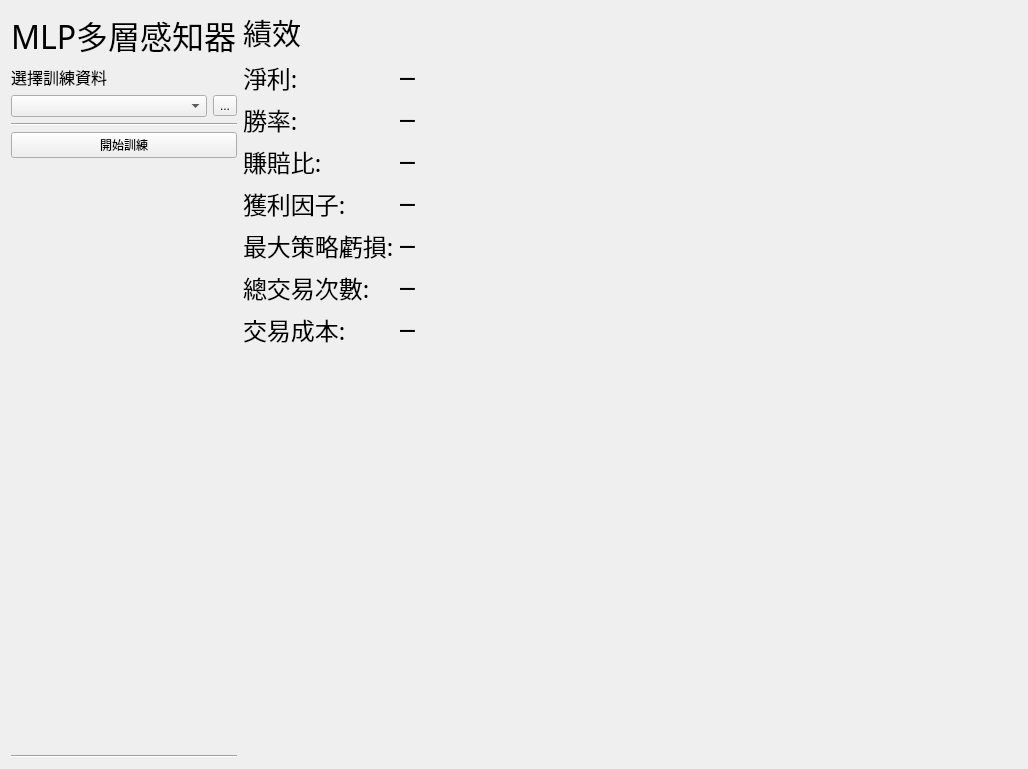
Above: MLP_UI.ui from allen93075/Winner before the change. Below: the same form after it.
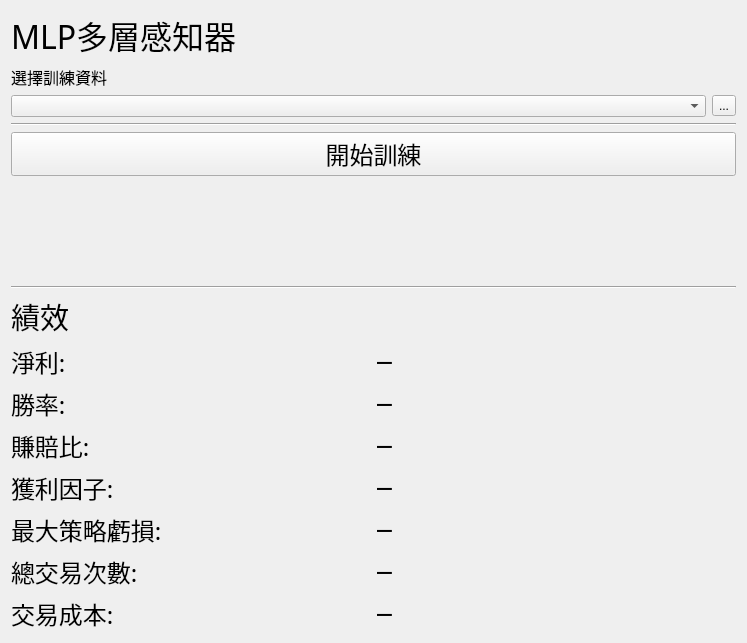
That is the form after the change.

```diff
--- a/MLP_UI.ui
+++ b/MLP_UI.ui
@@ -6,15 +6,15 @@
    <rect>
     <x>0</x>
     <y>0</y>
-    <width>1028</width>
-    <height>769</height>
+    <width>747</width>
+    <height>643</height>
    </rect>
   </property>
   <property name="windowTitle">
    <string>Form</string>
   </property>
-  <layout class="QHBoxLayout" name="horizontalLayout_14">
-   <item>
+  <layout class="QGridLayout" name="gridLayout">
+   <item row="0" column="0">
     <layout class="QHBoxLayout" name="horizontalLayout_13">
      <item>
       <layout class="QVBoxLayout" name="verticalLayout">
@@ -69,6 +69,18 @@
         <layout class="QVBoxLayout" name="verticalLayout_3">
          <item>
           <widget class="QPushButton" name="startTrainBtn">
+           <property name="sizePolicy">
+            <sizepolicy hsizetype="Preferred" vsizetype="Fixed">
+             <horstretch>0</horstretch>
+             <verstretch>0</verstretch>
+            </sizepolicy>
+           </property>
+           <property name="font">
+            <font>
+             <family>微軟正黑體</family>
+             <pointsize>18</pointsize>
+            </font>
+           </property>
            <property name="text">
             <string>開始訓練</string>
            </property>
@@ -97,13 +109,6 @@
         </widget>
        </item>
        <item>
-        <layout class="QHBoxLayout" name="horizontalLayout_12"/>
-       </item>
-      </layout>
-     </item>
-     <item>
-      <layout class="QVBoxLayout" name="verticalLayout_4">
-       <item>
         <widget class="QLabel" name="label_4">
          <property name="font">
           <font>
@@ -117,8 +122,10 @@
         </widget>
        </item>
        <item>
-        <layout class="QFormLayout" name="formLayout">
-         <item row="0" column="0">
+        <layout class="QHBoxLayout" name="horizontalLayout">
+         <item>
+          <layout class="QVBoxLayout" name="verticalLayout_2">
+           <item>
           <widget class="QLabel" name="profitCol">
            <property name="font">
             <font>
@@ -134,23 +141,7 @@
            </property>
           </widget>
          </item>
-         <item row="0" column="1">
-          <widget class="QLabel" name="profitOut">
-           <property name="font">
-            <font>
-             <family>Agency FB</family>
-             <pointsize>18</pointsize>
-            </font>
-           </property>
-           <property name="text">
-            <string>─</string>
-           </property>
-           <property name="alignment">
-            <set>Qt::AlignLeading|Qt::AlignLeft|Qt::AlignVCenter</set>
-           </property>
-          </widget>
-         </item>
-         <item row="1" column="0">
+           <item>
           <widget class="QLabel" name="winrateCol">
            <property name="font">
             <font>
@@ -166,23 +157,7 @@
            </property>
           </widget>
          </item>
-         <item row="1" column="1">
-          <widget class="QLabel" name="winRateOut">
-           <property name="font">
-            <font>
-             <family>Agency FB</family>
-             <pointsize>18</pointsize>
-            </font>
-           </property>
-           <property name="text">
-            <string>─</string>
-           </property>
-           <property name="alignment">
-            <set>Qt::AlignLeading|Qt::AlignLeft|Qt::AlignVCenter</set>
-           </property>
-          </widget>
-         </item>
-         <item row="2" column="0">
+           <item>
           <widget class="QLabel" name="winLossCol">
            <property name="font">
             <font>
@@ -198,23 +173,7 @@
            </property>
           </widget>
          </item>
-         <item row="2" column="1">
-          <widget class="QLabel" name="winLossOut">
-           <property name="font">
-            <font>
-             <family>Agency FB</family>
-             <pointsize>18</pointsize>
-            </font>
-           </property>
-           <property name="text">
-            <string>─</string>
-           </property>
-           <property name="alignment">
-            <set>Qt::AlignLeading|Qt::AlignLeft|Qt::AlignVCenter</set>
-           </property>
-          </widget>
-         </item>
-         <item row="3" column="0">
+           <item>
           <widget class="QLabel" name="profitFactorCol">
            <property name="font">
             <font>
@@ -230,23 +189,7 @@
            </property>
           </widget>
          </item>
-         <item row="3" column="1">
-          <widget class="QLabel" name="profitFactorOut">
-           <property name="font">
-            <font>
-             <family>Agency FB</family>
-             <pointsize>18</pointsize>
-            </font>
-           </property>
-           <property name="text">
-            <string>─</string>
-           </property>
-           <property name="alignment">
-            <set>Qt::AlignLeading|Qt::AlignLeft|Qt::AlignVCenter</set>
-           </property>
-          </widget>
-         </item>
-         <item row="4" column="0">
+           <item>
           <widget class="QLabel" name="mddCol">
            <property name="font">
             <font>
@@ -262,23 +205,7 @@
            </property>
           </widget>
          </item>
-         <item row="4" column="1">
-          <widget class="QLabel" name="mddOut">
-           <property name="font">
-            <font>
-             <family>Agency FB</family>
-             <pointsize>18</pointsize>
-            </font>
-           </property>
-           <property name="text">
-            <string>─</string>
-           </property>
-           <property name="alignment">
-            <set>Qt::AlignLeading|Qt::AlignLeft|Qt::AlignVCenter</set>
-           </property>
-          </widget>
-         </item>
-         <item row="5" column="0">
+           <item>
           <widget class="QLabel" name="sharpeCol">
            <property name="font">
             <font>
@@ -294,23 +221,7 @@
            </property>
           </widget>
          </item>
-         <item row="5" column="1">
-          <widget class="QLabel" name="tradeCuntOut">
-           <property name="font">
-            <font>
-             <family>Agency FB</family>
-             <pointsize>18</pointsize>
-            </font>
-           </property>
-           <property name="text">
-            <string>─</string>
-           </property>
-           <property name="alignment">
-            <set>Qt::AlignLeading|Qt::AlignLeft|Qt::AlignVCenter</set>
-           </property>
-          </widget>
-         </item>
-         <item row="6" column="0">
+           <item>
           <widget class="QLabel" name="costCol">
            <property name="font">
             <font>
@@ -326,7 +237,107 @@
            </property>
           </widget>
          </item>
-         <item row="6" column="1">
+          </layout>
+         </item>
+         <item>
+          <layout class="QVBoxLayout" name="verticalLayout_5">
+           <item>
+            <widget class="QLabel" name="profitOut">
+             <property name="font">
+              <font>
+               <family>Agency FB</family>
+               <pointsize>18</pointsize>
+              </font>
+             </property>
+             <property name="text">
+              <string>─</string>
+             </property>
+             <property name="alignment">
+              <set>Qt::AlignLeading|Qt::AlignLeft|Qt::AlignVCenter</set>
+             </property>
+            </widget>
+           </item>
+           <item>
+            <widget class="QLabel" name="winRateOut">
+             <property name="font">
+              <font>
+               <family>Agency FB</family>
+               <pointsize>18</pointsize>
+              </font>
+             </property>
+             <property name="text">
+              <string>─</string>
+             </property>
+             <property name="alignment">
+              <set>Qt::AlignLeading|Qt::AlignLeft|Qt::AlignVCenter</set>
+             </property>
+            </widget>
+           </item>
+           <item>
+            <widget class="QLabel" name="winLossOut">
+             <property name="font">
+              <font>
+               <family>Agency FB</family>
+               <pointsize>18</pointsize>
+              </font>
+             </property>
+             <property name="text">
+              <string>─</string>
+             </property>
+             <property name="alignment">
+              <set>Qt::AlignLeading|Qt::AlignLeft|Qt::AlignVCenter</set>
+             </property>
+            </widget>
+           </item>
+           <item>
+            <widget class="QLabel" name="profitFactorOut">
+             <property name="font">
+              <font>
+               <family>Agency FB</family>
+               <pointsize>18</pointsize>
+              </font>
+             </property>
+             <property name="text">
+              <string>─</string>
+             </property>
+             <property name="alignment">
+              <set>Qt::AlignLeading|Qt::AlignLeft|Qt::AlignVCenter</set>
+             </property>
+            </widget>
+           </item>
+           <item>
+            <widget class="QLabel" name="mddOut">
+             <property name="font">
+              <font>
+               <family>Agency FB</family>
+               <pointsize>18</pointsize>
+              </font>
+             </property>
+             <property name="text">
+              <string>─</string>
+             </property>
+             <property name="alignment">
+              <set>Qt::AlignLeading|Qt::AlignLeft|Qt::AlignVCenter</set>
+             </property>
+            </widget>
+           </item>
+           <item>
+            <widget class="QLabel" name="tradeCuntOut">
+             <property name="font">
+              <font>
+               <family>Agency FB</family>
+               <pointsize>18</pointsize>
+              </font>
+             </property>
+             <property name="text">
+              <string>─</string>
+             </property>
+             <property name="alignment">
+              <set>Qt::AlignLeading|Qt::AlignLeft|Qt::AlignVCenter</set>
+             </property>
+            </widget>
+           </item>
+           <item>
           <widget class="QLabel" name="costOut">
            <property name="font">
             <font>
@@ -344,18 +355,7 @@
          </item>
         </layout>
        </item>
-       <item>
-        <spacer name="verticalSpacer_2">
-         <property name="orientation">
-          <enum>Qt::Vertical</enum>
-         </property>
-         <property name="sizeHint" stdset="0">
-          <size>
-           <width>20</width>
-           <height>188</height>
-          </size>
-         </property>
-        </spacer>
+        </layout>
        </item>
       </layout>
      </item>
```
Lines whose indentation alone changed are shown as unchanged.
